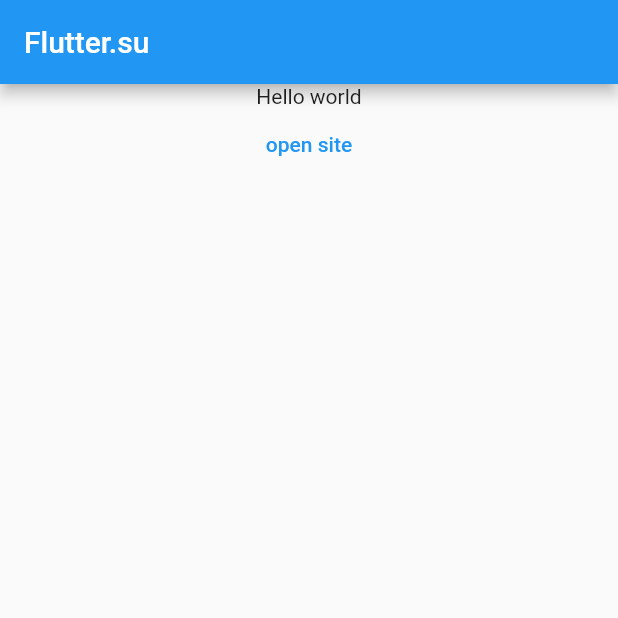
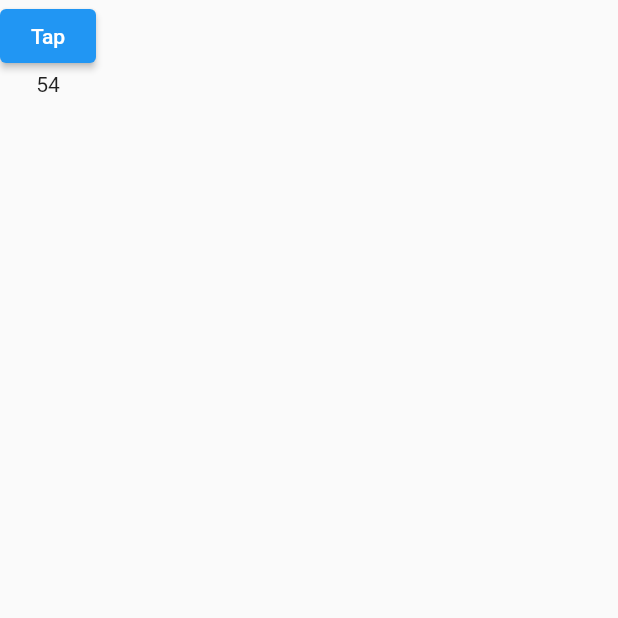
Before and after one commit to Flash9600/flutter-project, a Flutter app: the screen it shows after launch, on a phone screen of 412 x 824 dp, the top half of it. Run offline on Flutter 3.47's test engine with Material 2 defaults, Android fonts, the phone set to English and light mode, and no system bars.

```diff
--- /dev/null
+++ b/analysis_options.yaml
@@ -0,0 +1,3 @@
+analyzer:
+  language:
+    strict-inference: false
--- a/lib/main.dart
+++ b/lib/main.dart
@@ -1,26 +1,74 @@
 import 'package:flutter/material.dart';
 
 void main() {
-runApp(MaterialApp(
-    debugShowCheckedModeBanner: false,
-    home: scaffold
-  )
-);
+  runApp(MaterialApp(debugShowCheckedModeBanner: false, home: Example()));
 }
 
-var scaffold = new Scaffold(
-    appBar: new AppBar(title: new Text('Flutter.su')),
-    body: new Center(
-      child: new Column(
-        children: [new Text('Hello world'), new TextButton(onPressed: (){}, child: new Text('open site'))],
-      ),
-    )
-);
+class Example extends StatelessWidget {
+  const Example({Key? key}) : super(key: key);
 
-class MyBody extends StatelessWidget{
   @override
   Widget build(BuildContext context) {
-    // TODO: implement build
-    throw UnimplementedError();
+    return Scaffold(
+        body: SafeArea(
+      child: OwnerStatefull(),
+    ));
   }
 }
+
+class OwnerStatefull extends StatefulWidget {
+  const OwnerStatefull({Key? key}) : super(key: key);
+
+  @override
+  _OwnerStatefullState createState() => _OwnerStatefullState();
+}
+
+class _OwnerStatefullState extends State<OwnerStatefull> {
+  var _value = 54;
+
+  void _incriment() {
+    _value += 1;
+    setState(() {});
+  }
+
+  @override
+  Widget build(BuildContext context) {
+    return Column(
+      children: [
+        ElevatedButton(
+          onPressed: _incriment,
+          child: const Text('Tap'),
+        ),
+        ProviderInherited(value: _value, child: const TextStateless()),
+      ],
+    );
+  }
+}
+
+class ProviderInherited extends InheritedWidget {
+  final int value;
+
+  const ProviderInherited(
+      {Key? key, required this.value, required Widget child})
+      : super(key: key, child: child);
+
+  @override
+  bool updateShouldNotify(ProviderInherited oldWidget) {
+    return value != oldWidget.value;
+  }
+}
+
+class TextStateless extends StatelessWidget {
+  const TextStateless({Key? key}) : super(key: key);
+
+  @override
+  Widget build(BuildContext context) {
+    final value = context
+            .dependOnInheritedWidgetOfExactType<ProviderInherited>()
+            ?.value ??
+        0;
+    return Container(
+      child: Text('$value'),
+    );
+  }
+}
--- a/pubspec.yaml
+++ b/pubspec.yaml
@@ -23,7 +23,7 @@ environment:
 dependencies:
   flutter:
     sdk: flutter
-
+  pedantic: ^1.11.1
 
   # The following adds the Cupertino Icons font to your application.
   # Use with the CupertinoIcons class for iOS style icons.
```
Also changed, not shown: pubspec.lock.
